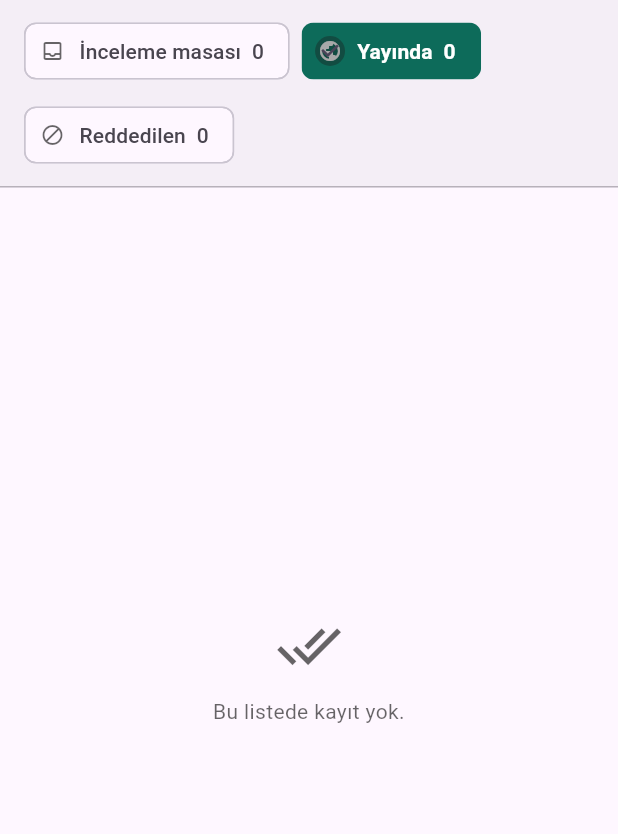
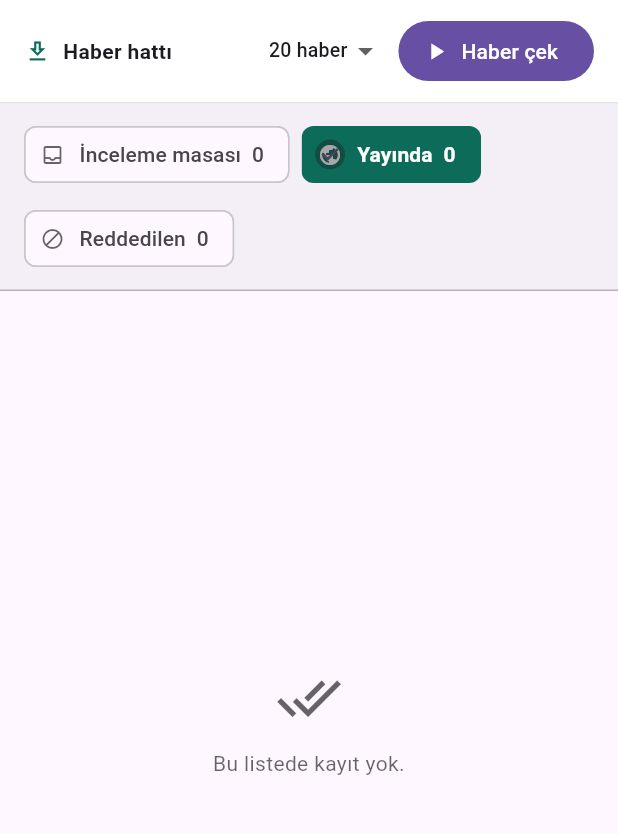
Before and after one commit to Bubaso/kastamonu_app, a Flutter app: the IncelemeEkrani screen opened directly, after a tap on an icon or button, on a phone screen of 412 x 824 dp, the part 84-918 px from its top. Run offline on Flutter 3.47's test engine with Material 3 defaults, Android fonts, the phone set to English and light mode, and no system bars; our stand-ins replace flutter_riverpod, go_router, supabase_flutter; accounts and stored records are empty; network calls fail.

Commit message:
Panelde hat kontrol şeridi; gerçek fotoğraflar atıfla gösteriliyor
Panelde 'Haber çek' düğmesi: kuyruğa görev yazıyor, yerel işçi koşturuyor,
durum 5 saniyede bir yoklanıyor ve koşu bitince inceleme masası
kendiliğinden tazeleniyor. Son koşular listesi de aynı kuyruktan geliyor.

Kart başı görseli kurala bağlandı: kaynağın GERÇEK fotoğrafı varsa o
gösteriliyor ve 'Fotoğraf: <yayıncı>' künyesi görselin üstünde duruyor.
Yoksa kategori bandı çiziliyor. Tipografik kart akışta gösterilmiyor —
başlığı tekrar ediyor; yeri paylaşım önizlemesi.

```diff
--- a/lib/ozellikler/anasayfa/ekran/anasayfa_ekrani.dart
+++ b/lib/ozellikler/anasayfa/ekran/anasayfa_ekrani.dart
@@ -227,6 +227,56 @@ class _Akis extends StatelessWidget {
 /// Buradaki bant ise yerel çiziliyor: kategori rengi ve Kastamonu'nun
 /// orman sırtlarını andıran eş yükselti motifi. Ağdan tek bayt inmiyor,
 /// akışa ritim ve kategori ayrımı katıyor, hiçbir şeyi temsil etmiyor.
+/// Kart başı görseli.
+///
+/// Kural: kaynağın GERÇEK fotoğrafı varsa o gösteriliyor, künyesinde
+/// yayıncı adıyla birlikte. Yoksa kategori bandı çiziliyor.
+///
+/// Tipografik kart burada GÖSTERİLMİYOR — o kart haberin başlığını
+/// taşıyor ve başlık zaten hemen altında; denendi, aynı cümle iki kez
+/// okunuyordu. Kartın yeri paylaşım önizlemesi (og:image).
+class _KartBasi extends StatelessWidget {
+  const _KartBasi({required this.haber, this.yukseklik = 74});
+  final Haber haber;
+  final double yukseklik;
+
+  @override
+  Widget build(BuildContext context) {
+    final foto =
+        (haber.gorselKaynak ?? '').isNotEmpty &&
+        (haber.gorselUrl ?? '').isNotEmpty;
+    if (!foto) return _KategoriBandi(haber: haber, yukseklik: yukseklik);
+    return Stack(
+      children: [
+        AspectRatio(
+          aspectRatio: 1200 / 630,
+          child: Image.network(
+            haber.gorselUrl!,
+            fit: BoxFit.cover,
+            loadingBuilder: (c, w, i) =>
+                i == null ? w : Container(color: Tema.sunk),
+            errorBuilder: (c, e, s) =>
+                _KategoriBandi(haber: haber, yukseklik: yukseklik),
+          ),
+        ),
+        // Atıf görselin üstünde, her zaman görünür.
+        Positioned(
+          left: 0,
+          bottom: 0,
+          child: Container(
+            padding: const EdgeInsets.symmetric(horizontal: 8, vertical: 3),
+            color: Colors.black.withValues(alpha: .55),
+            child: Text(
+              'Fotoğraf: ${haber.gorselKaynak}',
+              style: const TextStyle(fontSize: 10.5, color: Colors.white),
+            ),
+          ),
+        ),
+      ],
+    );
+  }
+}
+
 class _KategoriBandi extends StatelessWidget {
   const _KategoriBandi({required this.haber, this.yukseklik = 74});
   final Haber haber;
@@ -325,7 +375,7 @@ class _Manset extends StatelessWidget {
         child: Column(
           crossAxisAlignment: CrossAxisAlignment.stretch,
           children: [
-            _KategoriBandi(haber: haber, yukseklik: 56),
+            _KartBasi(haber: haber, yukseklik: 56),
             Padding(
               padding: const EdgeInsets.fromLTRB(24, 22, 24, 20),
               child: Column(
@@ -372,7 +422,7 @@ class _Kutu extends StatelessWidget {
         child: Column(
           crossAxisAlignment: CrossAxisAlignment.stretch,
           children: [
-            _KategoriBandi(haber: haber),
+            _KartBasi(haber: haber),
             Expanded(
               child: Padding(
                 padding: const EdgeInsets.fromLTRB(16, 12, 16, 12),
--- a/lib/ozellikler/anasayfa/veri/anasayfa_deposu.dart
+++ b/lib/ozellikler/anasayfa/veri/anasayfa_deposu.dart
@@ -12,7 +12,7 @@ import '../../inceleme/model/haber.dart';
 class AnasayfaDeposu {
   static const _secim = '''
     id, slug, baslik, spot, govde, kaynak_adi, kaynak_url, yayinci,
-    katman, onem, diaspora, durum, olusturuldu, gorsel_url,
+    katman, onem, diaspora, durum, olusturuldu, gorsel_url, gorsel_kaynak,
     kategoriler ( ad ),
     haber_ilce ( ilce_id, guven, kaynak, onaylandi, ilceler ( ad, sira ) )
   ''';
--- a/lib/ozellikler/haber/veri/haber_deposu.dart
+++ b/lib/ozellikler/haber/veri/haber_deposu.dart
@@ -6,7 +6,7 @@ import '../../inceleme/model/haber.dart';
 class HaberDeposu {
   static const _secim = '''
     id, slug, baslik, spot, govde, kaynak_adi, kaynak_url, yayinci,
-    katman, onem, diaspora, durum, olusturuldu, gorsel_url,
+    katman, onem, diaspora, durum, olusturuldu, gorsel_url, gorsel_kaynak,
     kategoriler ( ad ),
     haber_ilce ( ilce_id, guven, kaynak, onaylandi, ilceler ( ad ) )
   ''';
--- /dev/null
+++ b/lib/ozellikler/hat/ekran/hat_paneli.dart
@@ -0,0 +1,267 @@
+import 'dart:async';
+
+import 'package:flutter/material.dart';
+import 'package:flutter_riverpod/flutter_riverpod.dart';
+import 'package:intl/intl.dart';
+
+import '../../../cekirdek/tema.dart';
+import '../model/gorev.dart';
+import '../veri/hat_deposu.dart';
+
+/// İnceleme masasının üstündeki hat kontrol şeridi.
+///
+/// Yönetici haber çekimini istediği anda tetikliyor; zamanlanmış koşu
+/// henüz yok (bilerek — önce elle kontrol, sonra otomasyon).
+class HatPaneli extends ConsumerStatefulWidget {
+  const HatPaneli({super.key, required this.onBitti});
+
+  /// Koşu bittiğinde inceleme masası tazelensin diye.
+  final VoidCallback onBitti;
+
+  @override
+  ConsumerState<HatPaneli> createState() => _HatPaneliState();
+}
+
+class _HatPaneliState extends ConsumerState<HatPaneli> {
+  Timer? _sayac;
+  bool _tetikleniyor = false;
+  int _sinir = 20;
+  bool _gecmisAcik = false;
+  String? _oncekiDurum;
+
+  @override
+  void dispose() {
+    _sayac?.cancel();
+    super.dispose();
+  }
+
+  /// Koşu sürerken kuyruğu düzenli yokluyoruz.
+  ///
+  /// Gerçek zamanlı abonelik de kurulabilirdi ama koşu birkaç dakika
+  /// sürüyor ve tek kullanıcı var; beş saniyelik yoklama hem yeterli
+  /// hem de bağlantı koptuğunda kendiliğinden toparlıyor.
+  void _sayaciAyarla(bool surmekte) {
+    if (surmekte && _sayac == null) {
+      _sayac = Timer.periodic(const Duration(seconds: 5), (_) {
+        ref.invalidate(gorevGecmisiSaglayici);
+      });
+    } else if (!surmekte && _sayac != null) {
+      _sayac!.cancel();
+      _sayac = null;
+    }
+  }
+
+  Future<void> _tetikle() async {
+    setState(() => _tetikleniyor = true);
+    try {
+      await ref.read(hatDeposuSaglayici).tetikle(sinir: _sinir);
+      ref.invalidate(gorevGecmisiSaglayici);
+    } catch (e) {
+      if (mounted) {
+        ScaffoldMessenger.of(
+          context,
+        ).showSnackBar(SnackBar(content: Text('Tetiklenemedi: $e')));
+      }
+    } finally {
+      if (mounted) setState(() => _tetikleniyor = false);
+    }
+  }
+
+  @override
+  Widget build(BuildContext context) {
+    final gecmis = ref.watch(gorevGecmisiSaglayici);
+    final liste = gecmis.value ?? const <Gorev>[];
+    final son = liste.isEmpty ? null : liste.first;
+    final surmekte = son?.surmekte ?? false;
+
+    WidgetsBinding.instance.addPostFrameCallback((_) {
+      _sayaciAyarla(surmekte);
+      // Koşu bittiği anda inceleme masası tazelensin
+      if (_oncekiDurum != null &&
+          _oncekiDurum != son?.durum &&
+          son?.durum == 'bitti') {
+        widget.onBitti();
+      }
+      _oncekiDurum = son?.durum;
+    });
+
+    return Container(
+      decoration: BoxDecoration(
+        color: Colors.white,
+        border: Border(
+          bottom: BorderSide(color: Tema.cizgi.withValues(alpha: .8)),
+        ),
+      ),
+      padding: const EdgeInsets.fromLTRB(16, 10, 16, 10),
+      child: Column(
+        crossAxisAlignment: CrossAxisAlignment.start,
+        children: [
+          Row(
+            children: [
+              Icon(
+                surmekte ? Icons.sync : Icons.download_outlined,
+                size: 18,
+                color: Tema.patina,
+              ),
+              const SizedBox(width: 8),
+              const Text(
+                'Haber hattı',
+                style: TextStyle(fontWeight: FontWeight.w600),
+              ),
+              const SizedBox(width: 14),
+              if (son != null) _durumRozeti(son),
+              const Spacer(),
+              _sinirSecici(surmekte),
+              const SizedBox(width: 10),
+              FilledButton.icon(
+                onPressed: (_tetikleniyor || surmekte) ? null : _tetikle,
+                icon: surmekte
+                    ? const SizedBox(
+                        width: 15,
+                        height: 15,
+                        child: CircularProgressIndicator(
+                          strokeWidth: 2,
+                          color: Colors.white,
+                        ),
+                      )
+                    : const Icon(Icons.play_arrow, size: 18),
+                label: Text(surmekte ? 'Çalışıyor' : 'Haber çek'),
+              ),
+            ],
+          ),
+          if (son != null && !surmekte) _sonucSatiri(son),
+          if (liste.isNotEmpty) ...[
+            const SizedBox(height: 2),
+            InkWell(
+              onTap: () => setState(() => _gecmisAcik = !_gecmisAcik),
+              child: Padding(
+                padding: const EdgeInsets.symmetric(vertical: 4),
+                child: Row(
+                  mainAxisSize: MainAxisSize.min,
+                  children: [
+                    Icon(
+                      _gecmisAcik ? Icons.expand_less : Icons.expand_more,
+                      size: 16,
+                      color: Tema.solgun,
+                    ),
+                    const SizedBox(width: 4),
+                    Text(
+                      'Son koşular (${liste.length})',
+                      style: const TextStyle(fontSize: 12, color: Tema.solgun),
+                    ),
+                  ],
+                ),
+              ),
+            ),
+            if (_gecmisAcik) _gecmisListesi(liste),
+          ],
+        ],
+      ),
+    );
+  }
+
+  Widget _sinirSecici(bool kilitli) {
+    return DropdownButton<int>(
+      value: _sinir,
+      isDense: true,
+      underline: const SizedBox.shrink(),
+      onChanged: kilitli ? null : (d) => setState(() => _sinir = d ?? 20),
+      items: const [10, 20, 40]
+          .map(
+            (n) => DropdownMenuItem(
+              value: n,
+              child: Text('$n haber', style: const TextStyle(fontSize: 13)),
+            ),
+          )
+          .toList(),
+    );
+  }
+
+  Widget _durumRozeti(Gorev g) {
+    final renk = switch (g.durum) {
+      'calisiyor' => Tema.patina,
+      'bekliyor' => const Color(0xFFA06000),
+      'hata' => Tema.bakir,
+      _ => Tema.solgun,
+    };
+    return Container(
+      padding: const EdgeInsets.symmetric(horizontal: 8, vertical: 2),
+      decoration: BoxDecoration(
+        color: renk.withValues(alpha: .09),
+        border: Border.all(color: renk.withValues(alpha: .4)),
+        borderRadius: BorderRadius.circular(4),
+      ),
+      child: Text(
+        g.durumEtiketi,
+        style: TextStyle(
+          fontSize: 11,
+          color: renk,
+          fontWeight: FontWeight.w600,
+        ),
+      ),
+    );
+  }
+
+  Widget _sonucSatiri(Gorev g) {
+    final zaman = DateFormat('d MMM HH:mm', 'tr').format(g.istendi);
+    final parcalar = <String>[
+      zaman,
+      if (g.islenen != null) '${g.islenen} işlendi',
+      if (g.onaylanan != null) '${g.onaylanan} onaylandı',
+      if (g.elenen != null) '${g.elenen} elendi',
+    ];
+    return Padding(
+      padding: const EdgeInsets.only(left: 26, top: 2),
+      child: Text(
+        parcalar.join('  ·  '),
+        style: const TextStyle(fontSize: 12, color: Tema.solgun),
+      ),
+    );
+  }
+
+  Widget _gecmisListesi(List<Gorev> liste) {
+    return Container(
+      margin: const EdgeInsets.only(top: 6),
+      constraints: const BoxConstraints(maxHeight: 260),
+      child: SingleChildScrollView(
+        child: Column(
+          children: liste.map((g) {
+            final zaman = DateFormat('d MMM HH:mm', 'tr').format(g.istendi);
+            return Padding(
+              padding: const EdgeInsets.symmetric(vertical: 5),
+              child: Row(
+                crossAxisAlignment: CrossAxisAlignment.start,
+                children: [
+                  SizedBox(
+                    width: 92,
+                    child: Text(
+                      zaman,
+                      style: const TextStyle(fontSize: 12, color: Tema.solgun),
+                    ),
+                  ),
+                  _durumRozeti(g),
+                  const SizedBox(width: 10),
+                  Expanded(
+                    child: Text(
+                      g.durum == 'hata'
+                          ? ((g.gunluk ?? '').split('\n').last)
+                          : '${g.onaylanan ?? 0} onaylandı, '
+                                '${g.elenen ?? 0} elendi '
+                                '(${g.islenen ?? 0} işlendi)',
+                      maxLines: 2,
+                      overflow: TextOverflow.ellipsis,
+                      style: TextStyle(
+                        fontSize: 12,
+                        color: g.durum == 'hata' ? Tema.bakir : Tema.murekkep,
+                      ),
+                    ),
+                  ),
+                ],
+              ),
+            );
+          }).toList(),
+        ),
+      ),
+    );
+  }
+}
--- /dev/null
+++ b/lib/ozellikler/hat/model/gorev.dart
@@ -0,0 +1,51 @@
+/// Haber hattı koşusu.
+class Gorev {
+  final String id;
+  final String durum;
+  final int sinir;
+  final DateTime istendi;
+  final DateTime? basladi;
+  final DateTime? bitti;
+  final int? islenen;
+  final int? onaylanan;
+  final int? elenen;
+  final String? gunluk;
+
+  const Gorev({
+    required this.id,
+    required this.durum,
+    required this.sinir,
+    required this.istendi,
+    this.basladi,
+    this.bitti,
+    this.islenen,
+    this.onaylanan,
+    this.elenen,
+    this.gunluk,
+  });
+
+  bool get surmekte => durum == 'bekliyor' || durum == 'calisiyor';
+
+  String get durumEtiketi => switch (durum) {
+    'bekliyor' => 'sırada',
+    'calisiyor' => 'çalışıyor',
+    'bitti' => 'bitti',
+    'hata' => 'hata',
+    _ => durum,
+  };
+
+  factory Gorev.jsondan(Map<String, dynamic> j) => Gorev(
+    id: j['id'] as String,
+    durum: j['durum'] as String? ?? 'bekliyor',
+    sinir: (j['sinir'] as num?)?.toInt() ?? 20,
+    istendi:
+        DateTime.tryParse(j['istendi'] as String? ?? '')?.toLocal() ??
+        DateTime.now(),
+    basladi: DateTime.tryParse(j['basladi'] as String? ?? '')?.toLocal(),
+    bitti: DateTime.tryParse(j['bitti'] as String? ?? '')?.toLocal(),
+    islenen: (j['islenen'] as num?)?.toInt(),
+    onaylanan: (j['onaylanan'] as num?)?.toInt(),
+    elenen: (j['elenen'] as num?)?.toInt(),
+    gunluk: j['gunluk'] as String?,
+  );
+}
--- /dev/null
+++ b/lib/ozellikler/hat/veri/hat_deposu.dart
@@ -0,0 +1,37 @@
+import 'package:flutter_riverpod/flutter_riverpod.dart';
+
+import '../../../cekirdek/supabase.dart';
+import '../model/gorev.dart';
+
+/// Hat tetikleme kuyruğu.
+///
+/// Panel hattı doğrudan çağıramıyor (biri Flutter Web'de, öbürü Python'da);
+/// araya `hat_gorevleri` kuyruğu giriyor. Panel satır yazıyor, yerel işçi
+/// görüp koşuyor ve aynı satıra sonucu yazıyor.
+class HatDeposu {
+  Future<List<Gorev>> gecmis({int adet = 8}) async {
+    final y = await sb
+        .from('hat_gorevleri')
+        .select()
+        .order('istendi', ascending: false)
+        .limit(adet);
+    return (y as List)
+        .map((j) => Gorev.jsondan(j as Map<String, dynamic>))
+        .toList();
+  }
+
+  Future<void> tetikle({int sinir = 20}) async {
+    await sb.from('hat_gorevleri').insert({
+      'sinir': sinir,
+      'isteyen': sb.auth.currentUser?.id,
+    });
+  }
+}
+
+final hatDeposuSaglayici = Provider((_) => HatDeposu());
+
+final gorevGecmisiSaglayici = FutureProvider.autoDispose<List<Gorev>>((
+  ref,
+) async {
+  return ref.watch(hatDeposuSaglayici).gecmis();
+});
--- a/lib/ozellikler/inceleme/ekran/inceleme_ekrani.dart
+++ b/lib/ozellikler/inceleme/ekran/inceleme_ekrani.dart
@@ -4,6 +4,7 @@ import 'package:go_router/go_router.dart';
 
 import '../../../cekirdek/supabase.dart';
 
+import '../../hat/ekran/hat_paneli.dart';
 import '../veri/inceleme_deposu.dart';
 import 'haber_karti.dart';
 
@@ -56,6 +57,7 @@ class IncelemeEkrani extends ConsumerWidget {
       ),
       body: Column(
         children: [
+          HatPaneli(onBitti: tazele),
           Container(
             width: double.infinity,
             padding: const EdgeInsets.fromLTRB(16, 10, 16, 10),
--- a/lib/ozellikler/inceleme/model/haber.dart
+++ b/lib/ozellikler/inceleme/model/haber.dart
@@ -14,6 +14,7 @@ class Haber {
   final bool diaspora;
   final String durum;
   final String? gorselUrl;
+  final String? gorselKaynak;
   final DateTime olusturuldu;
   final List<IlceBagi> ilceler;
 
@@ -34,6 +35,7 @@ class Haber {
     this.kategoriAd,
     this.yayinci,
     this.gorselUrl,
+    this.gorselKaynak,
   });
 
   /// İlçe bağlarından en az biri editör onayı bekliyorsa kart uyarı taşır.
@@ -57,6 +59,7 @@ class Haber {
       diaspora: j['diaspora'] as bool? ?? false,
       durum: j['durum'] as String? ?? 'inceleme',
       gorselUrl: j['gorsel_url'] as String?,
+      gorselKaynak: j['gorsel_kaynak'] as String?,
       olusturuldu:
           DateTime.tryParse(j['olusturuldu'] as String? ?? '')?.toLocal() ??
           DateTime.now(),
--- a/lib/ozellikler/inceleme/veri/inceleme_deposu.dart
+++ b/lib/ozellikler/inceleme/veri/inceleme_deposu.dart
@@ -11,7 +11,7 @@ class IncelemeDeposu {
   /// kaynak sözdizimi tek istekte getiriyor.
   static const _secim = '''
     id, slug, baslik, spot, govde, kaynak_adi, kaynak_url, yayinci,
-    katman, onem, diaspora, durum, olusturuldu, gorsel_url,
+    katman, onem, diaspora, durum, olusturuldu, gorsel_url, gorsel_kaynak,
     kategoriler ( ad ),
     haber_ilce ( ilce_id, guven, kaynak, onaylandi, ilceler ( ad ) )
   ''';
```
Also changed, not shown: lib/ozellikler/haber/ekran/haber_ekrani.dart (+27 -1 lines).
